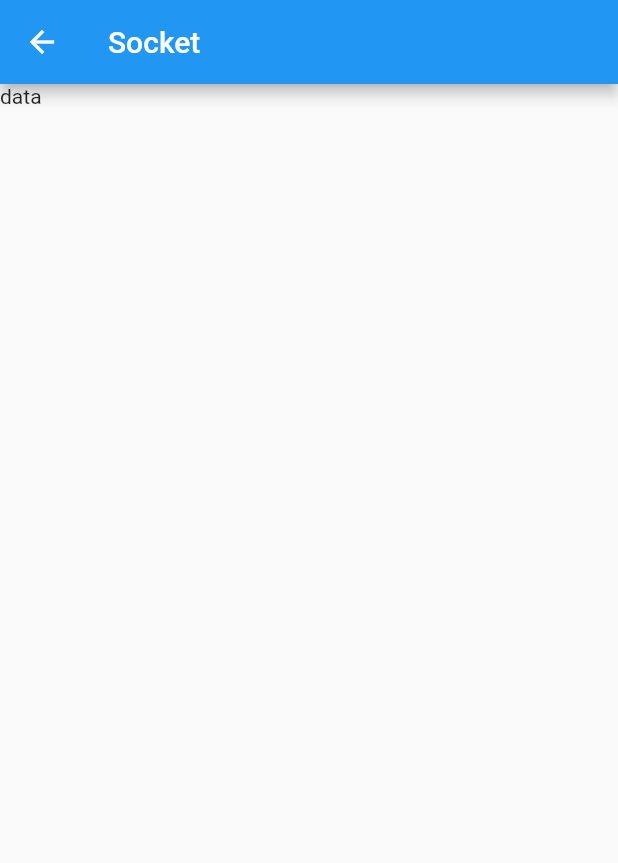
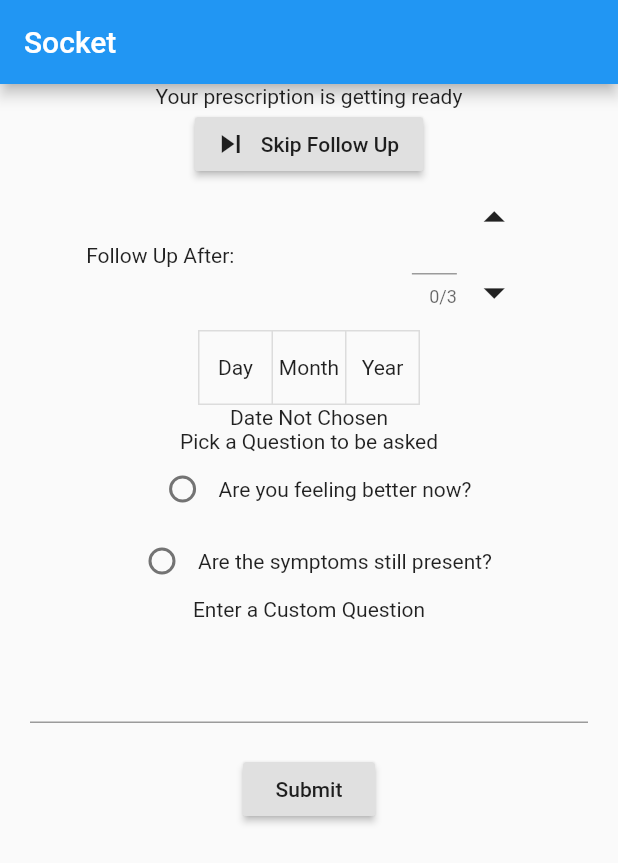
Before and after one commit to aparnak799/ScribePlus, a Flutter app: the MyHomePage screen opened directly, on a phone screen of 412 x 824 dp. Shown: the top 863 px of the screen. Run offline on Flutter 3.47's test engine with Material 2 defaults, Android fonts, the light colour scheme and no system bars; our stand-ins replace file, jiffy, permission_handler, shared_preferences; missing offline and left inert: audio_recorder, flutter_portal, flutter_socket_io, qrscan; accounts and stored records are empty.

Commit message:
Add follow up page

```diff
--- a/lib/doctor_login.dart
+++ b/lib/doctor_login.dart
@@ -40,7 +40,8 @@ class _DoctorLoginState extends State<DoctorLogin> {
   }
 
   Widget scanQRButton(){
-    return RaisedButton.icon(
+    return Center(
+      child: RaisedButton.icon(
       icon: Icon(Icons.photo_camera),
       label: Text("Scan Your QR"),
       onPressed: (){
@@ -51,7 +52,7 @@ class _DoctorLoginState extends State<DoctorLogin> {
         });
 
         }
-    );
+    ));
 
   }
 
--- a/lib/socket.dart
+++ b/lib/socket.dart
@@ -1,13 +1,14 @@
-import 'package:flutter/foundation.dart';
-import 'package:web_socket_channel/io.dart';
+import 'package:flutter/cupertino.dart';
 import 'package:flutter/material.dart';
-import 'package:web_socket_channel/web_socket_channel.dart';
+import 'package:flutter_portal/flutter_portal.dart';
+
+import 'url.dart';
+
 import 'package:flutter_socket_io/flutter_socket_io.dart';
 import 'package:flutter_socket_io/socket_io_manager.dart';
-// import 'package:adhara_socket_io/adhara_socket_io.dart';
-// import 'dart:convert';
-
-const String URI = 'http://13.234.64.136:5000';
+import 'package:shared_preferences/shared_preferences.dart';
+import 'dart:convert';
+import 'package:jiffy/jiffy.dart';
 
 class MyHomePage extends StatefulWidget {
 
@@ -17,26 +18,29 @@ class MyHomePage extends StatefulWidget {
 
 class _MyHomePageState extends State<MyHomePage> {
   SocketIO socketIO;
-    @override
+  Map<String,String> response;
+  bool _prescriptionReady;
+  List<bool> isSelected;
+  String questionPicked;
+  DateTime chosenDate;
+  TextEditingController _followDayController= new TextEditingController();
+
+  @override
   void initState() {
-    //Creating the socket
+    _prescriptionReady=false;
+    questionPicked='Question';
     socketIO = SocketIOManager().createSocketIO(
-     'http://13.234.75.104:5000/',
+     socketUrl,
       '/',
     );
-    //Call init before doing anything with socket
+    isSelected=[false,false,false];
     socketIO.init();
-    //Subscribe to an event to listen to
-    socketIO.subscribe('message', (jsonData) {
-      //Convert the JSON data received into a Map
-      print("DATA FROM SOCKET : "+jsonData);
+    getSharedPrefsSocketID().then((String socketID){
+      socketIO.subscribe(socketID, (jsonResponse) {
+      response=json.decode(jsonResponse);
+      _prescriptionReady=true;
     });
-
-    socketIO.subscribe('1594098288464', (jsonData) {
-      //Convert the JSON data received into a Map
-      print("DATA FROM SOCKET NEW : "+jsonData);
     });
-    //Connect to the socket
     socketIO.connect();
     super.initState();
   }
@@ -47,176 +51,263 @@ class _MyHomePageState extends State<MyHomePage> {
       appBar: AppBar(
         title: Text("Socket"),
       ),
-      body: Text("data"));
+      body: Column(
+          mainAxisAlignment: MainAxisAlignment.spaceEvenly,
+          children: <Widget>[
+            _prescriptionReady==false?
+              Text("Your prescription is getting ready"):
+              Text("Your Prescription is ready"),
+              RaisedButton.icon(
+              icon: Icon(Icons.skip_next),
+              label: Text("Skip Follow Up"),
+              onPressed: (){
+                print("Goes to Edit Prescription Tab");
+              },
+            ) ,
+            Flexible(
+              child: ListView(
+                children: <Widget>[
+                  this.SetFollowUpWidget()
+                ],
+              ),
+            )
+            ,
+
+
+          ],
+            ),
+);
   }
-//   TextEditingController _controller = TextEditingController();
-//   // SocketIO socketIO;
-//   List<String> toPrint = ["trying to connect"];
-//   SocketIOManager manager;
-//   Map<String, SocketIO> sockets = {};
-//   Map<String, bool> _isProbablyConnected = {};
 
-//    @override
-//   void initState() {
-//     super.initState();
-//     manager = SocketIOManager();
-//     initSocket("default");
-//   }
-//   initSocket(String identifier) async {
-//     setState(() => _isProbablyConnected[identifier] = true);
-//     SocketIO socket = await manager.createInstance(SocketOptions(
-//       //Socket IO server URI
-//         URI,
-//         //Enable or disable platform channel logging
-//         enableLogging: false,
-//         transports: [Transports.WEB_SOCKET/*, Transports.POLLING*/] //Enable required transport
-//     ));
-//     socket.onConnect((data) {
-//       pprint("connected...");
-//       pprint("Inside OnConnect: $data");
-//       // socket.emit("disconnect", ["Hey there"]);
-//       socket.on("1594098288464",(data) => print("got Data from Socket : "+data));
-//       // sendMessage(identifier);
-//     });
-//     socket.onConnectError(pprint);
-//     socket.onConnectTimeout(pprint);
-//     socket.onError(pprint);
-//     socket.onDisconnect(pprint);
-//     // socket.on("type:string", (data) => pprint("type:string | $data"));
-//     // socket.on("type:bool", (data) => pprint("type:bool | $data"));
-//     // socket.on("type:number", (data) => pprint("type:number | $data"));
-//     // socket.on("type:object", (data) => pprint("type:object | $data"));
-//     // socket.on("type:list", (data) => pprint("type:list | $data"));
-//     // socket.on("message", (data) => pprint(data));
+  // Widget prescriptionRowWidget(String keyText, String valueTextField, TextEditingController _valueController){
+  //    _valueController.text=valueTextField;
+  //   return Row(
+  //     mainAxisAlignment: MainAxisAlignment.spaceAround,
+  //     children: <Widget>[
+  //       Text(keyText),
+  //       TextFormField(
+  //         controller: _valueController,
+  //       )
+  //     ],
+  //   );
+  // }
 
-//     socket.connect();
-//     sockets[identifier] = socket;
-//   }
-//   bool isProbablyConnected(String identifier){
-//     return _isProbablyConnected[identifier]??false;
-//   }
+  Widget SetFollowUpWidget(){
+    var now = new DateTime.now();
 
-//   disconnect(String identifier) async {
-//     await manager.clearInstance(sockets[identifier]);
-//     setState(() => _isProbablyConnected[identifier] = false);
-//   }
-//     pprint(data) {
-//     setState(() {
-//       if (data is Map) {
-//         data = json.encode(data);
-//       }
-//       print(data);
-//       toPrint.add(data);
-//     });
-//   }
-//   // IO.Socket socket = IO.io('http://13.234.75.104:5000', <String, dynamic>{
-//   //   'transports': ['websocket'],
-//   //   // 'autoConnect': false,
+    print(chosenDate);
+    return Column(
+      mainAxisAlignment: MainAxisAlignment.center,
+      children: <Widget>[
+        Row(
+          mainAxisAlignment: MainAxisAlignment.spaceAround,
+          children: <Widget>[
+            Text("Follow Up After: "),
+            NumberIncrementDecrementWidget(_followDayController),
+          ],
+        ),
+          ToggleButtons(
+              children: <Widget>[
+                Text('Day'),
+                Text('Month'),
+                Text('Year'),
+              ],
+              onPressed: (int index) {
+                setState(() {
+                  for (int buttonIndex = 0; buttonIndex < isSelected.length; buttonIndex++) {
+                    if (buttonIndex == index) {
+                      this.isSelected[buttonIndex] = true;
+                    } else {
+                      this.isSelected[buttonIndex] = false;
+                    }
+                  }
 
-//   //   // optional
-//   // });
+                switch (this.isSelected.indexOf(true)) {
+                  case 0: this.chosenDate=Jiffy().add(days: int.parse(_followDayController.text));
 
-//   //   _connectSocket01() {
-//   //   //update your domain before using
-//   //   /*socketIO = new SocketIO("http://127.0.0.1:3000", "/chat",
-//   //       query: "userId=21031", socketStatusCallback: _socketStatus);*/
-//   //   socketIO = SocketIOManager().createSocketIO("wss://echo.websocket.org","", socketStatusCallback: _socketStatus);
+                    break;
+                  case 1: this.chosenDate=Jiffy().add(months: int.parse(_followDayController.text));
 
-//   //   //call init socket before doing anything
-//   //   socketIO.init();
+                    break;
+                  case 2: this.chosenDate=Jiffy().add(years: int.parse(_followDayController.text));
 
-//   //   //subscribe event
-//   //   // socketIO.subscribe("hello", _onSocketInfo);
+                    break;
+                  default: this.chosenDate=null;
+                }
 
-//   //   //connect socket
-//   //   socketIO.connect();
-//   // }
-//   // _onSocketInfo(dynamic data) {
-//   //   print("Socket info: " + data);
-//   // }
 
-//   // _socketStatus(dynamic data) {
-//   //   print("Socket status: " + data);
-//   // }
-//   // _reconnectSocket() {
-//   //   if (socketIO == null) {
-//   //     _connectSocket01();
-//   //   } }
-//   // _subscribes() {
-//   //   if (socketIO != null) {
-//   //     socketIO.subscribe("hello", _onReceiveChatMessage);
-//   //   }
-//   // }
-//   // void _onReceiveChatMessage(dynamic message) {
-//   //   print("Message from UFO: " + message);
-//   // }
+                });
+              },
+              isSelected: this.isSelected,
+            ),
+            chosenDate!=null?
+            Text("${this.chosenDate.day} ${this.chosenDate.month} ${this.chosenDate.year}"):
+            Text('Date Not Chosen'),
+            QuestionsWidget(),
+            RaisedButton(
+              child: Text("Submit"),
+              onPressed: (){
+                print("Date:${this.chosenDate}");
+                print("Question: $questionPicked");
 
-//   @override
-//   Widget build(BuildContext context) {
-//     bool ipc = isProbablyConnected("default");
-//     return Scaffold(
-//       appBar: AppBar(
-//         title: Text("Socket"),
-//       ),
-//       body: Padding(
-//         padding: const EdgeInsets.all(20.0),
-//         child: Column(
-//           crossAxisAlignment: CrossAxisAlignment.start,
-//           children: <Widget>[
-//             Form(
-//               child: TextFormField(
-//                 controller: _controller,
-//                 decoration: InputDecoration(labelText: 'Send a message'),
-//               ),
-//             ),
-//             RaisedButton(
-//               child:
-//                   const Text('CONNECT  SOCKET 01', style: TextStyle(color: Colors.white)),
-//               color: Theme.of(context).accentColor,
-//               elevation: 0.0,
-//               splashColor: Colors.blueGrey,
-//               onPressed:
-//                 ipc?null:()=>initSocket("default")
-//                 // socket.connect();
-//                 // _connectSocket01();
-// //                _sendChatMessage(mTextMessageController.text);
+              },
+            )
+      ],
+    );
+  }
+  Widget QuestionsWidget(){
+    return Column(
+      mainAxisAlignment: MainAxisAlignment.center,
+      children: <Widget>[
+        Text("Pick a Question to be asked"),
+        Row(
+          mainAxisAlignment: MainAxisAlignment.center,
+          crossAxisAlignment: CrossAxisAlignment.center,
+          children: <Widget>[
+          Radio(
+            groupValue: questionPicked,
+            value: "Are you feeling better now?",
+            onChanged: (T){
+              print(T);
+              setState(() {
+                this.questionPicked=T;
+              });
+            }
+          ),
+          Text("Are you feeling better now?")
+          ],
+        ),
+        Row(
+          mainAxisAlignment: MainAxisAlignment.center,
+          crossAxisAlignment: CrossAxisAlignment.center,
+          children: <Widget>[
+          Radio(
+            groupValue: questionPicked,
+            value: "Are the symptoms still present?",
+            onChanged: (T){
+              print(T);
+              setState(() {
+                this.questionPicked=T;
+              });
+            }
+          ),
+          Text("Are the symptoms still present?")
+          ],
+        ),
+        Text("Enter a Custom Question"),
+        Padding(
+          padding: EdgeInsets.all(20.0),
+          child:TextField(
+            autofocus:false,
+            onChanged: (String value){
+              setState(() {
+                this.questionPicked=value;
+              });
+            },
+        ),
+        )
 
-//             ),
-// //             new RaisedButton(
-// //               child: const Text('RECONNECT',
-// //                   style: TextStyle(color: Colors.white)),
-// //               color: Theme.of(context).accentColor,
-// //               elevation: 0.0,
-// //               splashColor: Colors.blueGrey,
-// //               onPressed: () {
-// //                 _reconnectSocket();
-// // //                _sendChatMessage(mTextMessageController.text);
-// //               },
-// //             ),
-//           ],
-//         ),
-//       ),
-//       floatingActionButton: FloatingActionButton(
-//         onPressed: _sendMessage,
-//         tooltip: 'Send message',
-//         child: Icon(Icons.send),
-//       ), // This trailing comma makes auto-formatting nicer for build methods.
-//     );
-//   }
+      ],
+    );
+  }
 
-//   void _sendMessage() {
-//     if (_controller.text.isNotEmpty) {
-//   //     widget.channel.stream.listen((message) {
-//   //       widget.channel.sink.add("received!");
+  Widget NumberIncrementDecrementWidget(TextEditingController _followDayController){
+    return
+    // Text("data");
+    Container(
+      child: Flexible(
+        flex: 2,
+        fit: FlexFit.loose,
+        child: Row(
+          mainAxisSize: MainAxisSize.min,
+          children: <Widget>[
+              SizedBox(
+              width: 30.0,
+              child: TextFormField(
+              controller: _followDayController,
+              maxLength: 3,
+              keyboardType: TextInputType.numberWithOptions(
+                signed: true,
+                decimal: false
+              ),
+              validator: (String value){
+                if((int.parse(value)<0) | (int.parse(value)>366)){
+                  _followDayController.text= '0';
+                }
+                return '';
 
-//   // });
-//       // widget.channel.sink.add(_controller.text);
-//     }
-//   }
+              },
+              ),
+            ),
+            SizedBox(
+              height: 100.0,
+              child:Column(
+                  mainAxisSize: MainAxisSize.min,
+                  mainAxisAlignment: MainAxisAlignment.spaceAround,
+                  children: <Widget>[
+                    IconButton(
+                      icon: Icon(Icons.arrow_drop_up),
+                      iconSize: 34,
+                      onPressed: (){
+                        _followDayController.text='${int.parse(_followDayController.text)+1}';
+                        print("Increment");
+                      },
+                    ),
+                    IconButton(
+                      icon: Icon(Icons.arrow_drop_down),
+                      iconSize: 34,
+                      onPressed: (){
+                        _followDayController.text='${int.parse(_followDayController.text)-1}';
+                        print("Decrement");
+                      },
+                    )
+                  ],
+        ),
+            )
 
-//   @override
-//   void dispose() {
-//     // widget.channel.sink.close();
-//     super.dispose();
-  // }
+
+          ],
+        ),
+      )
+
+      );
+      // Row(
+      // // mainAxisAlignment: MainAxisAlignment.spaceAround,
+      // children: <Widget>[
+      //   Flexible(
+      //   flex: 1,
+      //   child: TextFormField(
+      //     keyboardType: TextInputType.numberWithOptions(
+      //       signed: true,
+      //       decimal: false
+      //     ),
+      //   )),
+        // Column(
+        //   mainAxisAlignment: MainAxisAlignment.spaceEvenly,
+        //   children: <Widget>[
+        //     IconButton(
+        //       icon: Icon(Icons.arrow_drop_up),
+        //       onPressed: (){
+        //         print("Increment");
+        //       },
+        //     ),
+        //     IconButton(
+        //       icon: Icon(Icons.arrow_drop_down),
+        //       onPressed: (){
+        //         print("Decrement");
+        //       },
+        //     )
+        //   ],
+        // )
+      // ],
+    // )
+    // );
+  }
+
+  Future<String> getSharedPrefsSocketID() async{
+    SharedPreferences _prefs = await SharedPreferences.getInstance();
+    String socketID= _prefs.getString("Socket-Id");
+    _prefs.remove("Socket-Id");
+    return socketID;
+  }
 }
--- a/lib/url.dart
+++ b/lib/url.dart
@@ -1 +1,2 @@
 String apiUrl='http://13.234.64.136:3000/api';
+String socketUrl='http://13.234.64.136:5000';
--- a/pubspec.yaml
+++ b/pubspec.yaml
@@ -30,6 +30,10 @@ dependencies:
   shared_preferences: ^0.5.8
   http: ^0.12.1
   qrscan: ^0.2.17
+  jiffy: ^3.0.1
+  # overlay_support: ^1.0.4
+  flutter_portal: ^0.1.0
+
 
   # The following adds the Cupertino Icons font to your application.
   # Use with the CupertinoIcons class for iOS style icons.
```
Also changed, not shown: lib/main.dart (+6 -2 lines), pubspec.lock.
